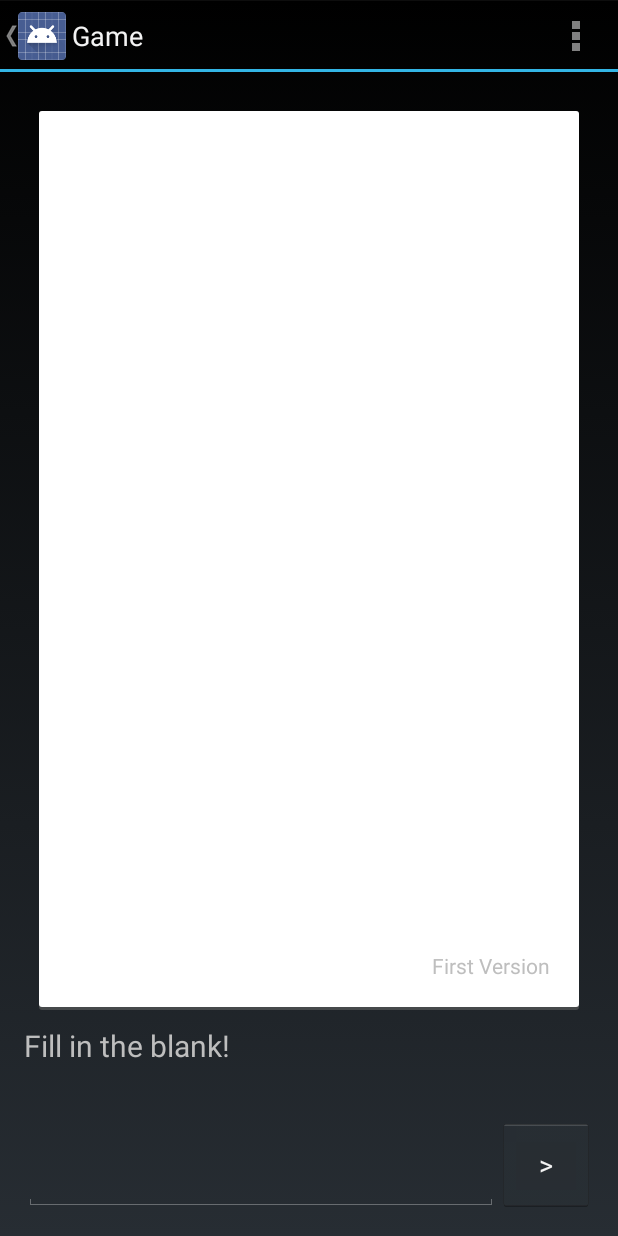
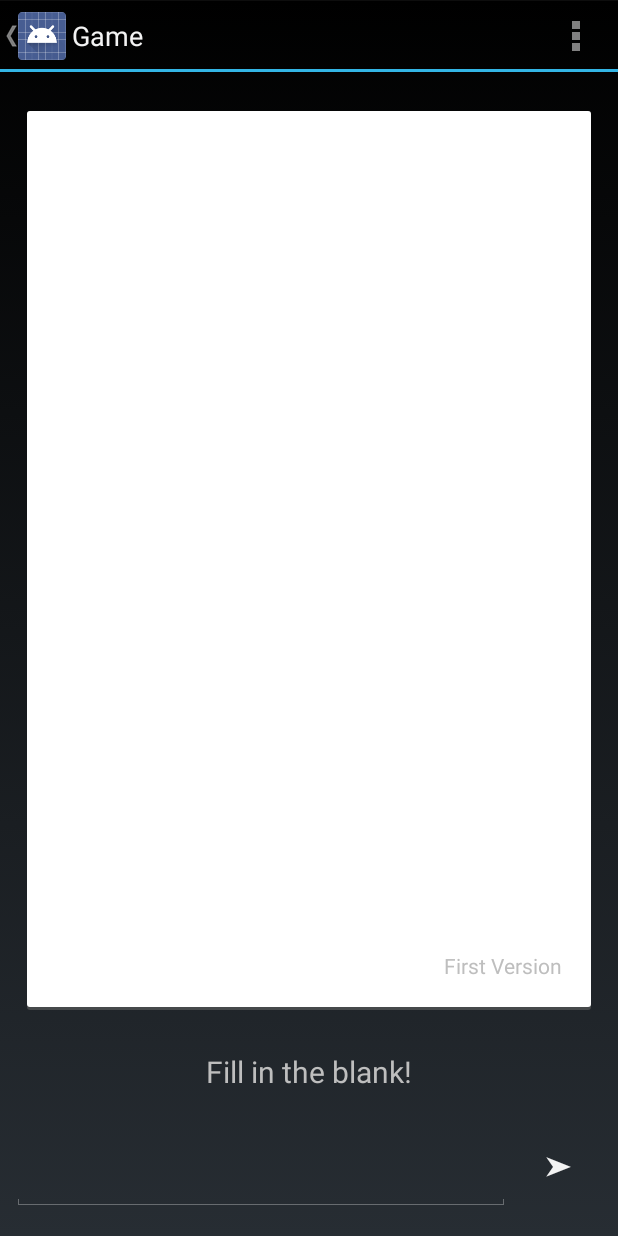
Before and after one commit to el1t/Blanks, an Android app: the GameActivity screen opened directly, with no data from a screen before it, on a phone screen of 412 x 824 dp. Run offline under Robolectric (Android 15) with nearby library versions, the phone set to English and light mode, and no system bars; 3 statements that could not run were skipped.

Commit message:
Tweaks to UI

```diff
--- a/app/src/main/res/layout/activity_game.xml
+++ b/app/src/main/res/layout/activity_game.xml
@@ -3,5 +3,5 @@
     android:id="@+id/container"
     android:layout_width="match_parent"
     android:layout_height="match_parent"
-    tools:context=".Game"
+    tools:context=".GameActivity"
     tools:ignore="MergeRootFrame" />
--- a/app/src/main/res/layout/fragment_game_picker.xml
+++ b/app/src/main/res/layout/fragment_game_picker.xml
@@ -2,8 +2,8 @@
     xmlns:tools="http://schemas.android.com/tools"
     android:layout_width="match_parent"
     android:layout_height="match_parent"
-    android:paddingLeft="@dimen/activity_horizontal_margin"
-    android:paddingRight="@dimen/activity_horizontal_margin"
+    android:paddingLeft="@dimen/fragment_horizontal_margin"
+    android:paddingRight="@dimen/fragment_horizontal_margin"
     android:paddingTop="@dimen/activity_vertical_margin"
     android:paddingBottom="@dimen/activity_vertical_margin"
     tools:context=".GamePickFragment"
@@ -22,7 +22,7 @@
 		    android:layout_height="wrap_content"
 		    android:id="@+id/card_title"
 		    android:text="@string/placeholder_title"
-		    android:textSize="40dp"/>
+		    android:textSize="35dp"/>
 
 	    <TextView
 		    android:id="@+id/pack"
@@ -41,6 +41,7 @@
 		android:layout_height="0px"
 		android:text="Fill in the blank!"
 		android:id="@+id/question"
+		android:gravity="center"
 		android:textSize="20dp"
 		android:layout_weight=".1"/>
 
@@ -58,7 +59,8 @@
 		<Button
 			android:layout_width="wrap_content"
 			android:layout_height="match_parent"
-			android:text=">"
+			android:text="➤"
+			android:background="@android:color/transparent"
 			android:id="@+id/submit"
 			android:layout_gravity="right"/>
 	</LinearLayout>
--- a/app/src/main/res/layout/fragment_home.xml
+++ b/app/src/main/res/layout/fragment_home.xml
@@ -2,8 +2,6 @@
               xmlns:tools="http://schemas.android.com/tools"
               android:layout_width="match_parent"
               android:layout_height="match_parent"
-              android:paddingLeft="@dimen/activity_horizontal_margin"
-              android:paddingRight="@dimen/activity_horizontal_margin"
               android:paddingTop="@dimen/activity_vertical_margin"
               android:paddingBottom="@dimen/activity_vertical_margin"
               tools:context=".HomeFragment"
@@ -21,6 +19,7 @@
 		android:layout_width="match_parent"
 		android:layout_height="wrap_content"
 		android:text="Start Game"
+		android:background="@android:color/transparent"
 		android:id="@+id/start"
 		android:layout_gravity="center_horizontal"/>
 </LinearLayout>
--- a/app/src/main/res/values/dimens.xml
+++ b/app/src/main/res/values/dimens.xml
@@ -2,4 +2,5 @@
     <!-- Default screen margins, per the Android Design guidelines. -->
     <dimen name="activity_horizontal_margin">16dp</dimen>
     <dimen name="activity_vertical_margin">16dp</dimen>
+	<dimen name="fragment_horizontal_margin">8dp</dimen>
 </resources>
--- a/app/src/main/res/values/strings.xml
+++ b/app/src/main/res/values/strings.xml
@@ -3,7 +3,7 @@
 
     <string name="app_name">Blanks</string>
     <string name="placeholder_title"></string>
-	<string name="placeholder_source">First Version</string>
+	<string name="placeholder_source"></string>
     <string name="action_settings">Settings</string>
 	<string name="game">Game</string>
 
```
Also changed, not shown: app/src/main/java/com/el1t/blanks/LogoAnimationFragment.java (+4 -3 lines).
